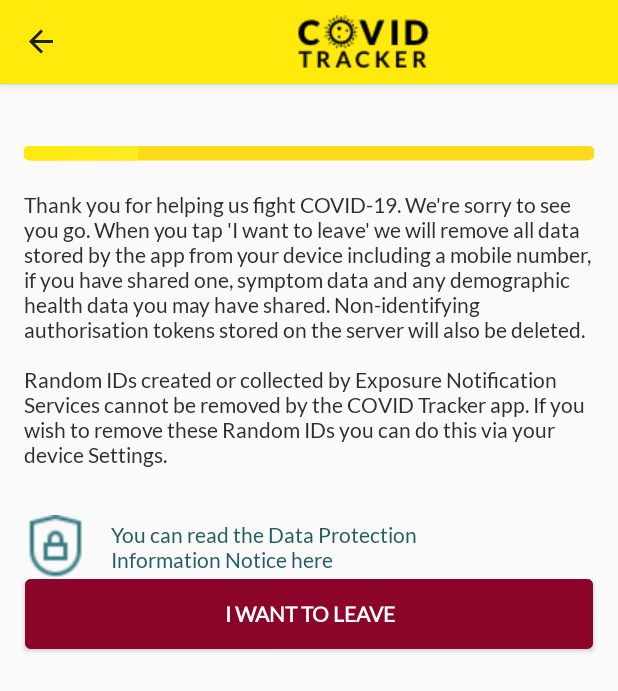
After one commit to francislainy/CovidTracker, an Android app: the LeaveFragment screen opened through its navigation route, on a phone screen of 412 x 824 dp. The commit adds this screen. Shown: the top 691 px of the screen. Run offline under Robolectric (Android 15) with nearby library versions, the phone set to English and light mode, and no system bars; our stand-ins replace navigation-ui; libraries missing offline, so code that uses them is left out: com.github.mikephil.charting.

Commit message:
Navigate and add layout for Leave fragment.

```diff
--- a/app/src/main/java/com/example/covidtracker/adapter_holders/RecyclerSettingsItem.kt
+++ b/app/src/main/java/com/example/covidtracker/adapter_holders/RecyclerSettingsItem.kt
@@ -51,7 +51,9 @@ class RecyclerSettingsItem(
                                 R.id.action_settingsFragment_to_dataProtectionFragment,
                                 bundle
                             )
-
+                        }
+                        "Leave" -> {
+                            navController!!.navigate(R.id.action_settingsFragment_to_leaveFragment)
                         }
                     }
 
--- /dev/null
+++ b/app/src/main/java/com/example/covidtracker/fragments/LeaveFragment.kt
@@ -0,0 +1,10 @@
+package com.example.covidtracker.fragments
+
+import androidx.fragment.app.Fragment
+import com.example.covidtracker.R
+
+class LeaveFragment : Fragment(R.layout.fragment_leave) {
+
+
+
+}
--- a/app/src/main/res/layout/fragment_covid_check_in.xml
+++ b/app/src/main/res/layout/fragment_covid_check_in.xml
@@ -225,7 +225,7 @@
         android:layout_marginTop="16dp"
         android:layout_marginBottom="16dp"
         android:background="@drawable/rectangle_button"
-        android:backgroundTint="@color/colorAccent"
+        android:backgroundTint="@color/shadow"
         android:text="Confirm changes"
         android:textAllCaps="false"
         android:textColor="@color/white"
--- /dev/null
+++ b/app/src/main/res/layout/fragment_leave.xml
@@ -0,0 +1,67 @@
+<?xml version="1.0" encoding="utf-8"?>
+<androidx.constraintlayout.widget.ConstraintLayout xmlns:android="http://schemas.android.com/apk/res/android"
+    xmlns:app="http://schemas.android.com/apk/res-auto"
+    xmlns:tools="http://schemas.android.com/tools"
+    android:layout_width="match_parent"
+    android:layout_height="match_parent"
+    tools:context=".fragments.LeaveFragment">
+
+    <include
+        android:id="@+id/titleAndProgressBar"
+        layout="@layout/title_and_progress_bar" />
+
+    <TextView
+        android:id="@+id/tvThankYouLeave"
+        android:layout_width="0dp"
+        android:layout_height="wrap_content"
+        android:layout_marginStart="16dp"
+        android:layout_marginTop="16dp"
+        android:layout_marginEnd="16dp"
+        android:text="Thank you for helping us fight COVID-19. We're sorry to see you go. When you tap 'I want to leave' we will remove all data stored by the app from your device including a mobile number, if you have shared one, symptom data and any demographic health data you may have shared. Non-identifying authorisation tokens stored on the server will also be deleted.\n\nRandom IDs created or collected by Exposure Notification Services cannot be removed by the COVID Tracker app. If you wish to remove these Random IDs you can do this via your device Settings."
+        android:textColor="@color/text"
+        app:layout_constraintEnd_toEndOf="parent"
+        app:layout_constraintStart_toStartOf="parent"
+        app:layout_constraintTop_toBottomOf="@+id/titleAndProgressBar" />
+
+    <TextView
+        android:id="@+id/tvReadPrivacy"
+        android:layout_width="wrap_content"
+        android:layout_height="wrap_content"
+        android:layout_marginStart="16dp"
+        android:text="You can read the Data Protection \nInformation Notice here"
+        android:textColor="@color/shadow"
+        app:layout_constraintBottom_toBottomOf="@+id/ivLockPrivacy"
+        app:layout_constraintEnd_toEndOf="parent"
+        app:layout_constraintHorizontal_bias="0.0"
+        app:layout_constraintStart_toEndOf="@+id/ivLockPrivacy"
+        app:layout_constraintTop_toTopOf="@+id/ivLockPrivacy" />
+
+    <ImageView
+        android:id="@+id/ivLockPrivacy"
+        android:layout_width="42dp"
+        android:layout_height="42dp"
+        android:layout_marginTop="32dp"
+        android:src="@drawable/privacy"
+        app:layout_constraintBottom_toTopOf="@+id/btnLeave"
+        app:layout_constraintStart_toStartOf="@+id/tvThankYouLeave"
+        app:layout_constraintTop_toBottomOf="@+id/tvThankYouLeave"
+        app:layout_constraintVertical_bias="0.0" />
+
+    <Button
+        android:id="@+id/btnLeave"
+        android:layout_width="0dp"
+        android:layout_height="wrap_content"
+        android:layout_marginStart="16dp"
+        android:layout_marginEnd="16dp"
+        android:layout_marginBottom="16dp"
+        android:background="@drawable/rectangle_button"
+        android:backgroundTint="@color/danger"
+        android:text="I want to leave"
+        android:textColor="@color/white"
+        android:textStyle="bold"
+        app:layout_constraintBottom_toBottomOf="parent"
+        app:layout_constraintEnd_toEndOf="parent"
+        app:layout_constraintStart_toStartOf="parent" />
+
+
+</androidx.constraintlayout.widget.ConstraintLayout>
--- a/app/src/main/res/navigation/nav_graph.xml
+++ b/app/src/main/res/navigation/nav_graph.xml
@@ -30,6 +30,9 @@
         <action
             android:id="@+id/action_settingsFragment_to_dataProtectionFragment"
             app:destination="@id/dataProtectionFragment" />
+        <action
+            android:id="@+id/action_settingsFragment_to_leaveFragment"
+            app:destination="@id/leaveFragment" />
     </fragment>
 
     <fragment
@@ -99,5 +102,14 @@
             app:argType="string"
             android:defaultValue="terms"/>
     </fragment>
+    <fragment
+        android:id="@+id/leaveFragment"
+        android:name="com.example.covidtracker.fragments.LeaveFragment"
+        android:label="Back"
+        tools:layout="@layout/fragment_leave" >
+        <action
+            android:id="@+id/action_leaveFragment_to_settingsFragment"
+            app:destination="@id/settingsFragment" />
+    </fragment>
 
 </navigation>
```
